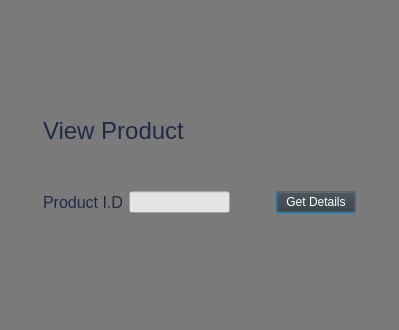
Qt form Bhitti/viewproduct.ui (BigyaDhungana/Bhitti_v2) before a commit.
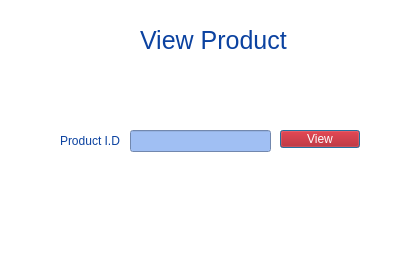
The same form after that commit. Icons and pictures are not drawn.

What changed in the file:
```diff
--- a/Bhitti/viewproduct.ui
+++ b/Bhitti/viewproduct.ui
@@ -6,151 +6,121 @@
    <rect>
     <x>0</x>
     <y>0</y>
-    <width>399</width>
-    <height>330</height>
+    <width>407</width>
+    <height>261</height>
    </rect>
   </property>
   <property name="windowTitle">
    <string>Dialog</string>
   </property>
   <property name="styleSheet">
-   <string notr="true">background-color: rgb(122, 122, 122);</string>
+   <string notr="true">;
+background-color: rgb(255, 255, 255);</string>
   </property>
-  <layout class="QGridLayout" name="gridLayout_2" rowstretch="20,0,0,20,20">
-   <item row="1" column="1">
     <widget class="QLabel" name="label">
+   <property name="geometry">
+    <rect>
+     <x>140</x>
+     <y>20</y>
+     <width>151</width>
+     <height>41</height>
+    </rect>
+   </property>
      <property name="font">
       <font>
-       <pointsize>18</pointsize>
+     <family>Segoe UI</family>
+     <pointsize>19</pointsize>
+     <italic>false</italic>
+     <bold>false</bold>
       </font>
      </property>
      <property name="styleSheet">
-      <string notr="true">color: rgb(32, 42, 68);</string>
+    <string notr="true">color: rgb(11, 66, 160);
+font: 19pt &quot;Segoe UI&quot;;</string>
      </property>
      <property name="text">
       <string>View Product</string>
      </property>
     </widget>
-   </item>
-   <item row="3" column="1">
-    <layout class="QGridLayout" name="gridLayout" columnstretch="0,40,0,0">
-     <item row="0" column="1">
+  <widget class="QLabel" name="label_3">
+   <property name="geometry">
+    <rect>
+     <x>20</x>
+     <y>10</y>
+     <width>71</width>
+     <height>51</height>
+    </rect>
+   </property>
+   <property name="text">
+    <string/>
+   </property>
+   <property name="pixmap">
+    <pixmap>C:/Users/Asus/Downloads/Untitled-2.png</pixmap>
+   </property>
+   <property name="scaledContents">
+    <bool>true</bool>
+   </property>
+  </widget>
       <widget class="QLineEdit" name="lineEdit">
+   <property name="geometry">
+    <rect>
+     <x>130</x>
+     <y>130</y>
+     <width>141</width>
+     <height>22</height>
+    </rect>
+   </property>
        <property name="styleSheet">
-        <string notr="true">background-color: rgb(228, 228, 228);</string>
-       </property>
-      </widget>
-     </item>
-     <item row="0" column="3">
+    <string notr="true">background-color: rgb(160,191,243);</string>
+   </property>
+  </widget>
       <widget class="QPushButton" name="pushButton">
+   <property name="geometry">
+    <rect>
+     <x>280</x>
+     <y>130</y>
+     <width>80</width>
+     <height>18</height>
+    </rect>
+   </property>
        <property name="cursor">
         <cursorShape>PointingHandCursor</cursorShape>
        </property>
        <property name="styleSheet">
-        <string notr="true">background-color: rgb(55, 55, 55);
-color: rgb(255, 255, 255);</string>
+    <string notr="true">color: rgb(255, 255, 255);
+background-color: rgb(177, 0, 3);
+
+font: 900 9pt &quot;Segoe UI Black&quot;;</string>
        </property>
        <property name="text">
-        <string>Get Details</string>
-       </property>
-      </widget>
-     </item>
-     <item row="0" column="0">
+    <string>View</string>
+   </property>
+  </widget>
       <widget class="QLabel" name="label_2">
+   <property name="geometry">
+    <rect>
+     <x>60</x>
+     <y>130</y>
+     <width>61</width>
+     <height>21</height>
+    </rect>
+   </property>
        <property name="font">
         <font>
-         <pointsize>12</pointsize>
+     <family>Segoe UI</family>
+     <pointsize>9</pointsize>
+     <italic>false</italic>
+     <bold>false</bold>
         </font>
        </property>
        <property name="styleSheet">
-        <string notr="true">color: rgb(32, 42, 68);</string>
+    <string notr="true">color: rgb(11, 66, 160);
+font: 9pt &quot;Segoe UI&quot;;</string>
        </property>
        <property name="text">
         <string>Product I.D</string>
        </property>
       </widget>
-     </item>
-     <item row="0" column="2">
-      <spacer name="horizontalSpacer">
-       <property name="orientation">
-        <enum>Qt::Horizontal</enum>
-       </property>
-       <property name="sizeHint" stdset="0">
-        <size>
-         <width>40</width>
-         <height>20</height>
-        </size>
-       </property>
-      </spacer>
-     </item>
-    </layout>
-   </item>
-   <item row="3" column="2">
-    <spacer name="horizontalSpacer_2">
-     <property name="orientation">
-      <enum>Qt::Horizontal</enum>
-     </property>
-     <property name="sizeHint" stdset="0">
-      <size>
-       <width>40</width>
-       <height>20</height>
-      </size>
-     </property>
-    </spacer>
-   </item>
-   <item row="0" column="1">
-    <spacer name="verticalSpacer">
-     <property name="orientation">
-      <enum>Qt::Vertical</enum>
-     </property>
-     <property name="sizeHint" stdset="0">
-      <size>
-       <width>20</width>
-       <height>40</height>
-      </size>
-     </property>
-    </spacer>
-   </item>
-   <item row="4" column="1">
-    <spacer name="verticalSpacer_2">
-     <property name="orientation">
-      <enum>Qt::Vertical</enum>
-     </property>
-     <property name="sizeHint" stdset="0">
-      <size>
-       <width>20</width>
-       <height>40</height>
-      </size>
-     </property>
-    </spacer>
-   </item>
-   <item row="2" column="1">
-    <spacer name="verticalSpacer_3">
-     <property name="orientation">
-      <enum>Qt::Vertical</enum>
-     </property>
-     <property name="sizeHint" stdset="0">
-      <size>
-       <width>20</width>
-       <height>40</height>
-      </size>
-     </property>
-    </spacer>
-   </item>
-   <item row="3" column="0">
-    <spacer name="horizontalSpacer_3">
-     <property name="orientation">
-      <enum>Qt::Horizontal</enum>
-     </property>
-     <property name="sizeHint" stdset="0">
-      <size>
-       <width>40</width>
-       <height>20</height>
-      </size>
-     </property>
-    </spacer>
-   </item>
-  </layout>
  </widget>
  <resources/>
  <connections/>
```
Lines whose indentation alone changed are shown as unchanged.
